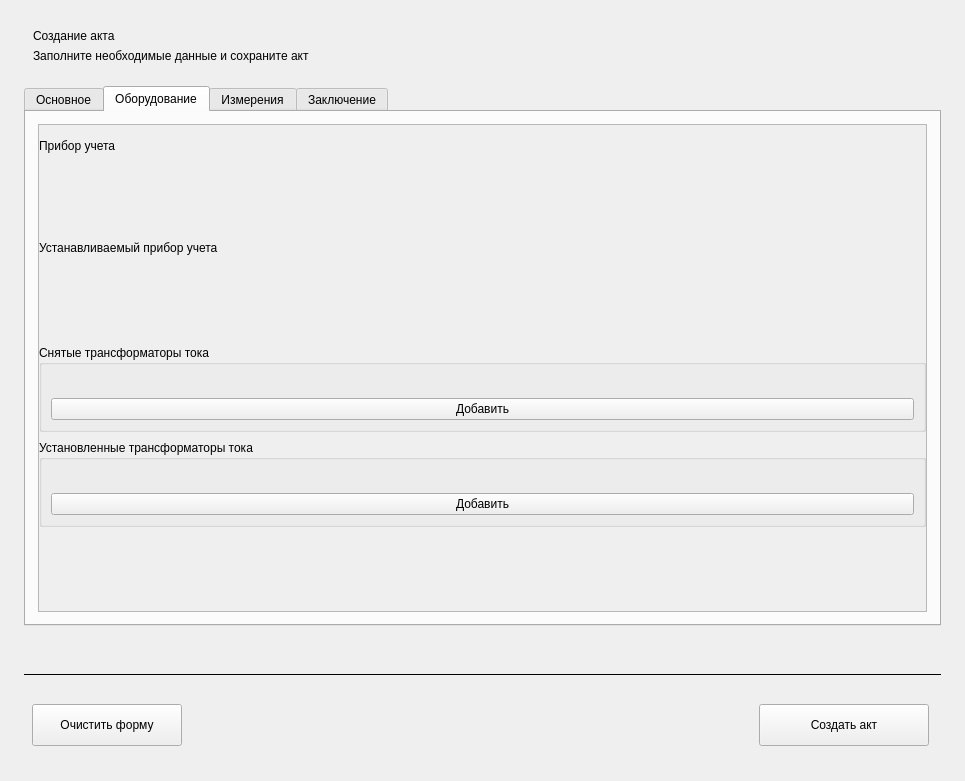
nikola240698/MeteringActs, file ui/createactwidget.ui: the form before one commit.
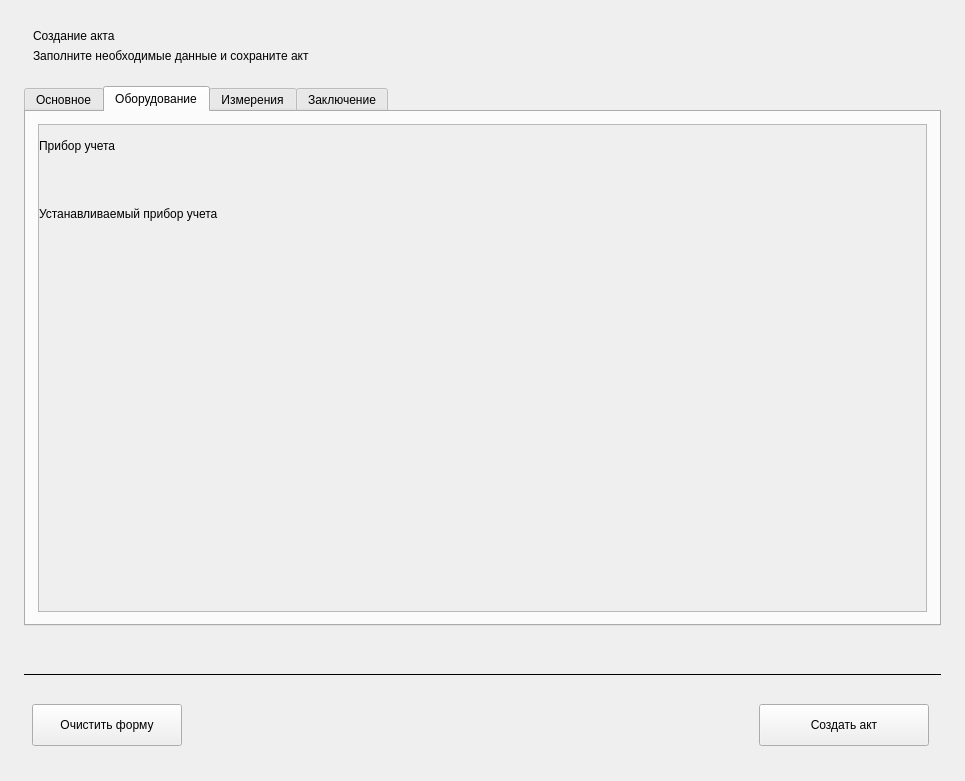
The form after the commit.

Diff of the .ui file:
```diff
--- a/ui/createactwidget.ui
+++ b/ui/createactwidget.ui
@@ -789,6 +789,12 @@
        </property>
        <item>
         <widget class="QScrollArea" name="ctScrollArea">
+         <property name="sizePolicy">
+          <sizepolicy hsizetype="Expanding" vsizetype="Expanding">
+           <horstretch>0</horstretch>
+           <verstretch>0</verstretch>
+          </sizepolicy>
+         </property>
          <property name="widgetResizable">
           <bool>true</bool>
          </property>
@@ -879,19 +885,19 @@
                 </property>
                 <layout class="QVBoxLayout" name="primaryMeterCardBodyLayout">
                  <property name="spacing">
-                  <number>8</number>
+                  <number>0</number>
                  </property>
                  <property name="leftMargin">
-                  <number>20</number>
+                  <number>0</number>
                  </property>
                  <property name="topMargin">
-                  <number>16</number>
+                  <number>0</number>
                  </property>
                  <property name="rightMargin">
-                  <number>20</number>
+                  <number>0</number>
                  </property>
                  <property name="bottomMargin">
-                  <number>18</number>
+                  <number>0</number>
                  </property>
                  <item>
                   <widget class="QWidget" name="meterContainerWidget" native="true">
@@ -972,19 +978,19 @@
                 </property>
                 <layout class="QVBoxLayout" name="secondaryMeterCardBodyLayout">
                  <property name="spacing">
-                  <number>8</number>
+                  <number>0</number>
                  </property>
                  <property name="leftMargin">
-                  <number>20</number>
+                  <number>0</number>
                  </property>
                  <property name="topMargin">
-                  <number>16</number>
+                  <number>0</number>
                  </property>
                  <property name="rightMargin">
-                  <number>20</number>
+                  <number>0</number>
                  </property>
                  <property name="bottomMargin">
-                  <number>18</number>
+                  <number>0</number>
                  </property>
                  <item>
                   <widget class="QWidget" name="secondMeterContainerWidget" native="true">
@@ -1051,48 +1057,6 @@
              </layout>
             </widget>
            </item>
-           <item>
-            <widget class="QGroupBox" name="removedCurrentTransformersGroupBox">
-             <property name="title">
-              <string>Снятые трансформаторы тока</string>
-             </property>
-             <layout class="QVBoxLayout" name="removedCtLayout">
-              <item>
-               <widget class="QWidget" name="removedCtContainerWidget" native="true">
-                <layout class="QVBoxLayout" name="verticalLayout_14"/>
-               </widget>
-              </item>
-              <item>
-               <widget class="QPushButton" name="addRemoveCtButton">
-                <property name="text">
-                 <string>Добавить</string>
-                </property>
-               </widget>
-              </item>
-             </layout>
-            </widget>
-           </item>
-           <item>
-            <widget class="QGroupBox" name="installedCurrentTransformersGroupBox">
-             <property name="title">
-              <string>Установленные трансформаторы тока</string>
-             </property>
-             <layout class="QVBoxLayout" name="installedCtLayout">
-              <item>
-               <widget class="QWidget" name="installedCtContainerWidget" native="true">
-                <layout class="QVBoxLayout" name="verticalLayout_15"/>
-               </widget>
-              </item>
-              <item>
-               <widget class="QPushButton" name="addInstalledCtButton">
-                <property name="text">
-                 <string>Добавить</string>
-                </property>
-               </widget>
-              </item>
-             </layout>
-            </widget>
-           </item>
            <item>
             <spacer name="verticalSpacer_2">
              <property name="orientation">
```
Left out of the diff: 2 changed lines with no effect on the pictures.
